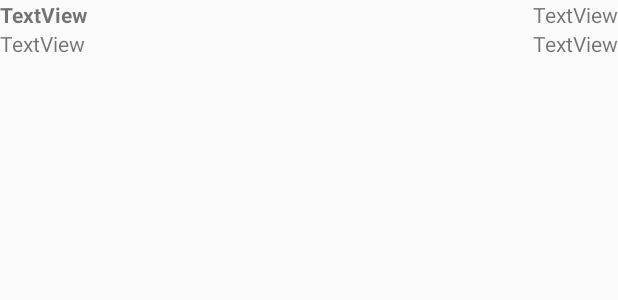
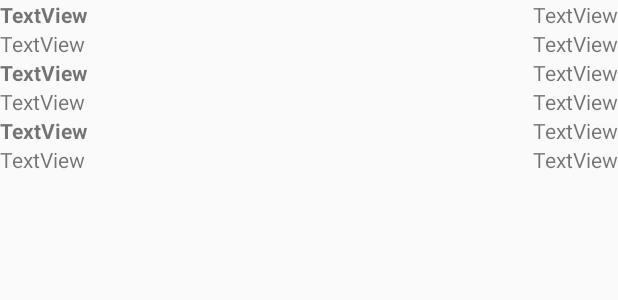
Before and after one commit to alanrf/CadastraProduto, an Android app: the layout content_main.xml on its own in the app's theme, with its tools: preview values and no code run, on a phone screen of 412 x 824 dp. Shown: the top 300 px of the screen. Run offline under Robolectric (Android 15) with nearby library versions, the phone set to English and light mode, and no system bars.

Commit message:
Fix para comportamento da lista, exibia apenas o primeiro item.

```diff
--- a/app/src/main/java/com/alanrf/cadastraproduto/MainActivity.kt
+++ b/app/src/main/java/com/alanrf/cadastraproduto/MainActivity.kt
@@ -3,13 +3,10 @@ package com.alanrf.cadastraproduto
 import android.arch.persistence.room.Room
 import android.content.Intent
 import android.os.Bundle
-import android.support.design.widget.Snackbar
 import android.support.v7.app.AppCompatActivity
 import android.support.v7.widget.DividerItemDecoration
 import android.support.v7.widget.RecyclerView
 import android.support.v7.widget.helper.ItemTouchHelper
-import android.view.Menu
-import android.view.MenuItem
 import com.alanrf.cadastraproduto.db.BancoDados
 import com.alanrf.cadastraproduto.db.dao.ProdutoDao
 import com.alanrf.cadastraproduto.db.entity.Produto
--- a/app/src/main/res/layout/lista_produto_item.xml
+++ b/app/src/main/res/layout/lista_produto_item.xml
@@ -2,7 +2,7 @@
 <android.support.constraint.ConstraintLayout xmlns:android="http://schemas.android.com/apk/res/android"
     xmlns:app="http://schemas.android.com/apk/res-auto"
     android:layout_width="match_parent"
-    android:layout_height="match_parent">
+    android:layout_height="wrap_content">
 
     <TextView
         android:id="@+id/lbProduto"
```
Also changed, not shown: app/src/main/java/com/alanrf/cadastraproduto/ProdutoListaAdapter.kt (+6 -6 lines).
